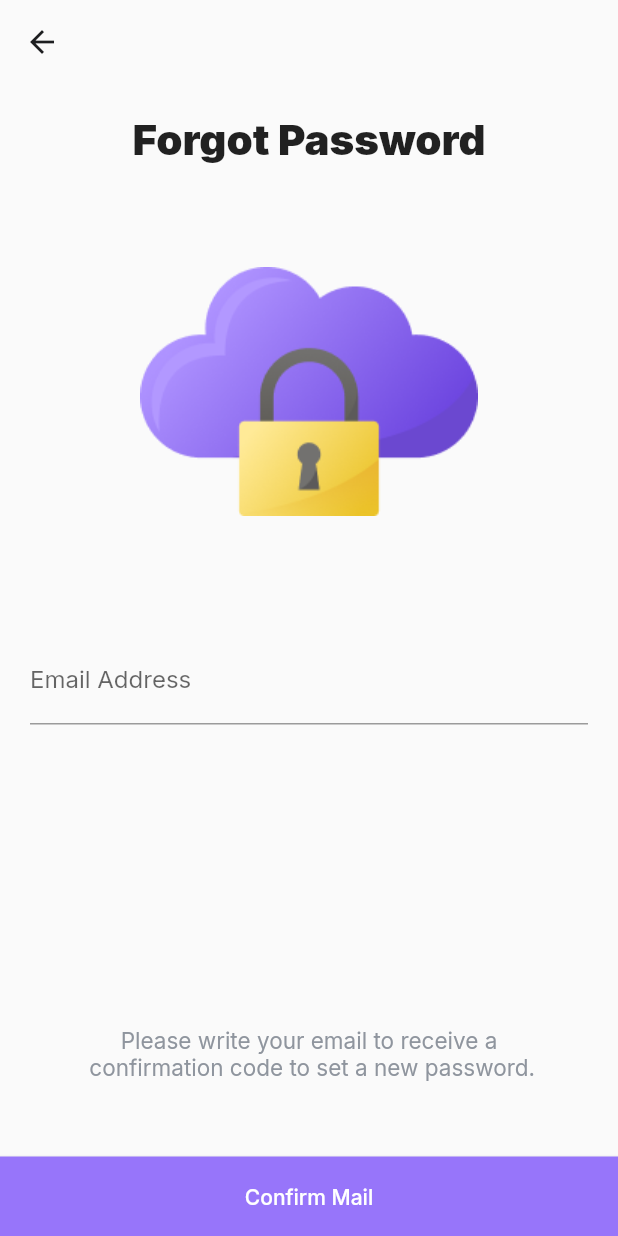
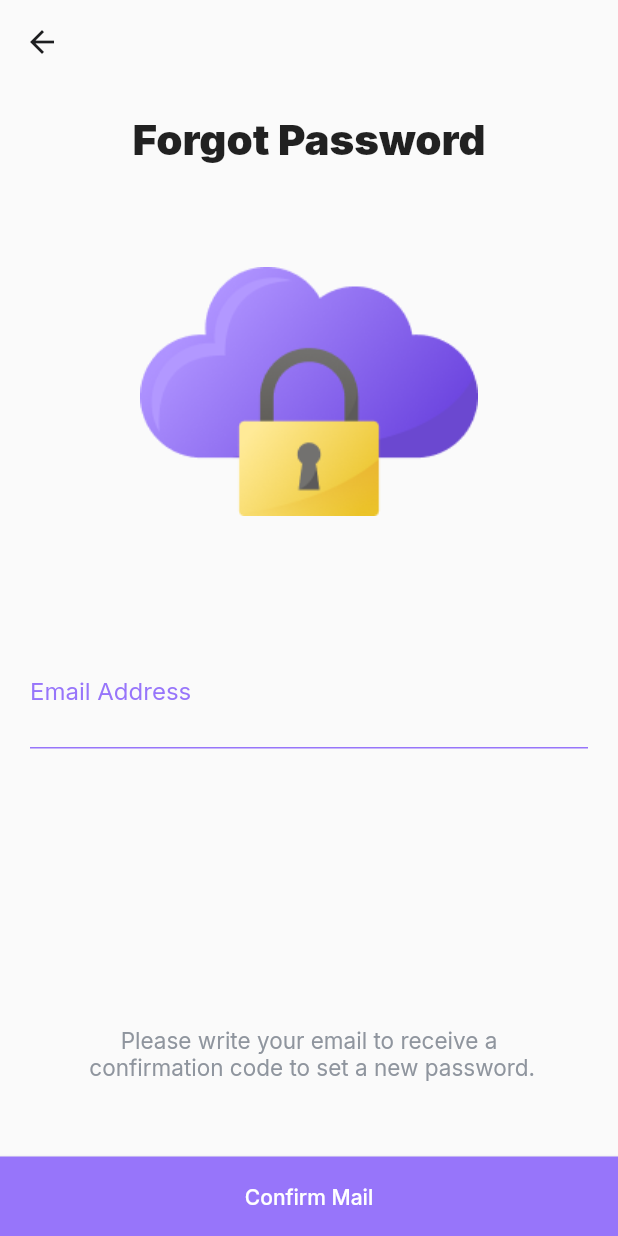
Before and after one commit to eyad-gomaa/E-Commerce-App, a Flutter app: the ForgotPasswordView screen opened by its route, on a phone screen of 412 x 824 dp. Run offline on Flutter 3.47's test engine with Material 2 defaults, Android fonts, the phone set to English and light mode, and no system bars; our stand-ins replace cached_network_image, cloud_firestore, conditional_builder_null_safety, dartz, dio, feather_icons and 11 more; accounts and stored records are empty.

Commit message:
edit reset passwird TextFormField

```diff
--- a/lib/Features/register/presentation/view/widget/forgot_password_view_body.dart
+++ b/lib/Features/register/presentation/view/widget/forgot_password_view_body.dart
@@ -1,4 +1,5 @@
 import 'package:e_commerce1/Features/register/presentation/view/widget/custom_bottom_button.dart';
+import 'package:e_commerce1/Features/register/presentation/view/widget/custom_text_form_field.dart';
 import 'package:e_commerce1/core/resources/asset_manager.dart';
 import 'package:e_commerce1/core/resources/style.dart';
 import 'package:flutter/material.dart';
@@ -28,13 +29,7 @@ class ForgotPasswordViewBody extends StatelessWidget {
                 SizedBox(
                   height: 80,
                 ),
-                TextFormField(
-                  decoration: InputDecoration(
-                    label: Text("Email Address"),
-
-                  ),
-
-                ),
+                CustomTextFormField(label: "Email Address", validator: (vale){})
               ],
             ),
           ),
```
Also changed, not shown: 3 other files.
